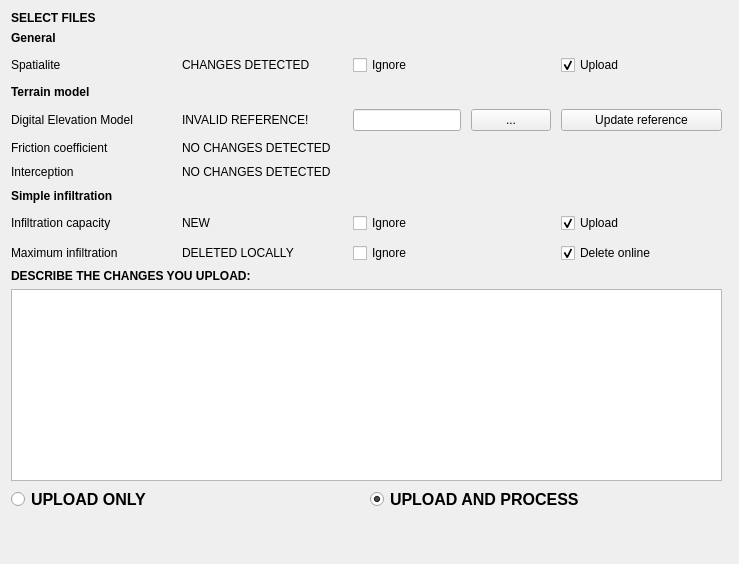
The window that threedi_api_qgis_client/ui/upload_wizard/page_select_files.ui (nens/threedi-api-qgis-client) describes before a commit, drawn with Qt 5.
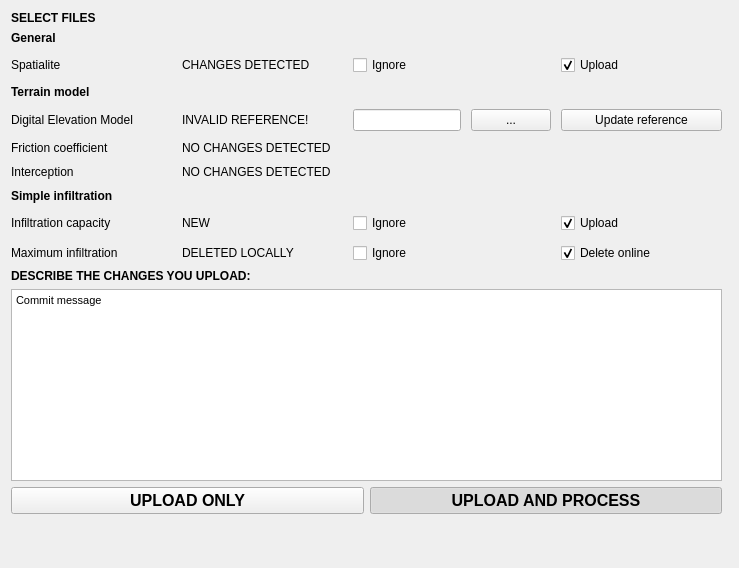
The same window after the commit.

```diff
--- a/threedi_api_qgis_client/ui/upload_wizard/page_select_files.ui
+++ b/threedi_api_qgis_client/ui/upload_wizard/page_select_files.ui
@@ -10,7 +10,7 @@
     <x>0</x>
     <y>0</y>
     <width>739</width>
-    <height>564</height>
+    <height>568</height>
    </rect>
   </property>
   <property name="sizePolicy">
@@ -72,7 +72,7 @@
       <number>0</number>
      </property>
      <item row="0" column="0">
-      <widget class="QRadioButton" name="rb_upload_only">
+      <widget class="QPushButton" name="pb_upload_only">
        <property name="font">
         <font>
          <pointsize>12</pointsize>
@@ -83,10 +83,19 @@
        <property name="text">
         <string>UPLOAD ONLY</string>
        </property>
+       <property name="checkable">
+        <bool>true</bool>
+       </property>
+       <property name="checked">
+        <bool>false</bool>
+       </property>
+       <property name="autoExclusive">
+        <bool>true</bool>
+       </property>
       </widget>
      </item>
      <item row="0" column="1">
-      <widget class="QRadioButton" name="rb_upload_process">
+      <widget class="QPushButton" name="pb_upload_and_process">
        <property name="font">
         <font>
          <pointsize>12</pointsize>
@@ -97,6 +106,9 @@
        <property name="text">
         <string>UPLOAD AND PROCESS</string>
        </property>
+       <property name="checkable">
+        <bool>true</bool>
+       </property>
        <property name="checked">
         <bool>true</bool>
        </property>
@@ -333,7 +345,15 @@
     </layout>
    </item>
    <item row="4" column="0">
-    <widget class="QTextEdit" name="te_upload_description"/>
+    <widget class="QTextEdit" name="te_upload_description">
+     <property name="html">
+      <string>&lt;!DOCTYPE HTML PUBLIC &quot;-//W3C//DTD HTML 4.0//EN&quot; &quot;http://www.w3.org/TR/REC-html40/strict.dtd&quot;&gt;
+&lt;html&gt;&lt;head&gt;&lt;meta name=&quot;qrichtext&quot; content=&quot;1&quot; /&gt;&lt;style type=&quot;text/css&quot;&gt;
+p, li { white-space: pre-wrap; }
+&lt;/style&gt;&lt;/head&gt;&lt;body style=&quot; font-family:'Segoe UI'; font-size:8.25pt; font-weight:400; font-style:normal;&quot;&gt;
+&lt;p style=&quot; margin-top:0px; margin-bottom:0px; margin-left:0px; margin-right:0px; -qt-block-indent:0; text-indent:0px;&quot;&gt;Commit message&lt;/p&gt;&lt;/body&gt;&lt;/html&gt;</string>
+     </property>
+    </widget>
    </item>
   </layout>
  </widget>
```
Left out of the diff: 5 changed lines with no effect on the pictures.
